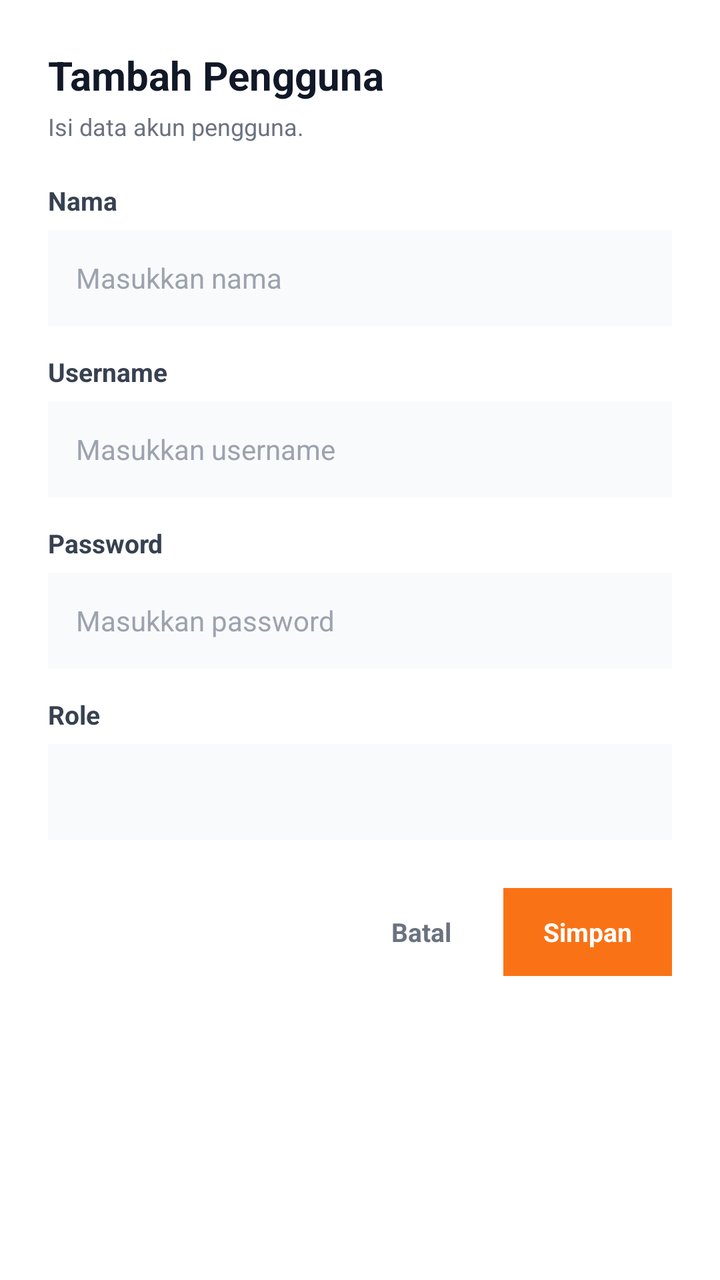
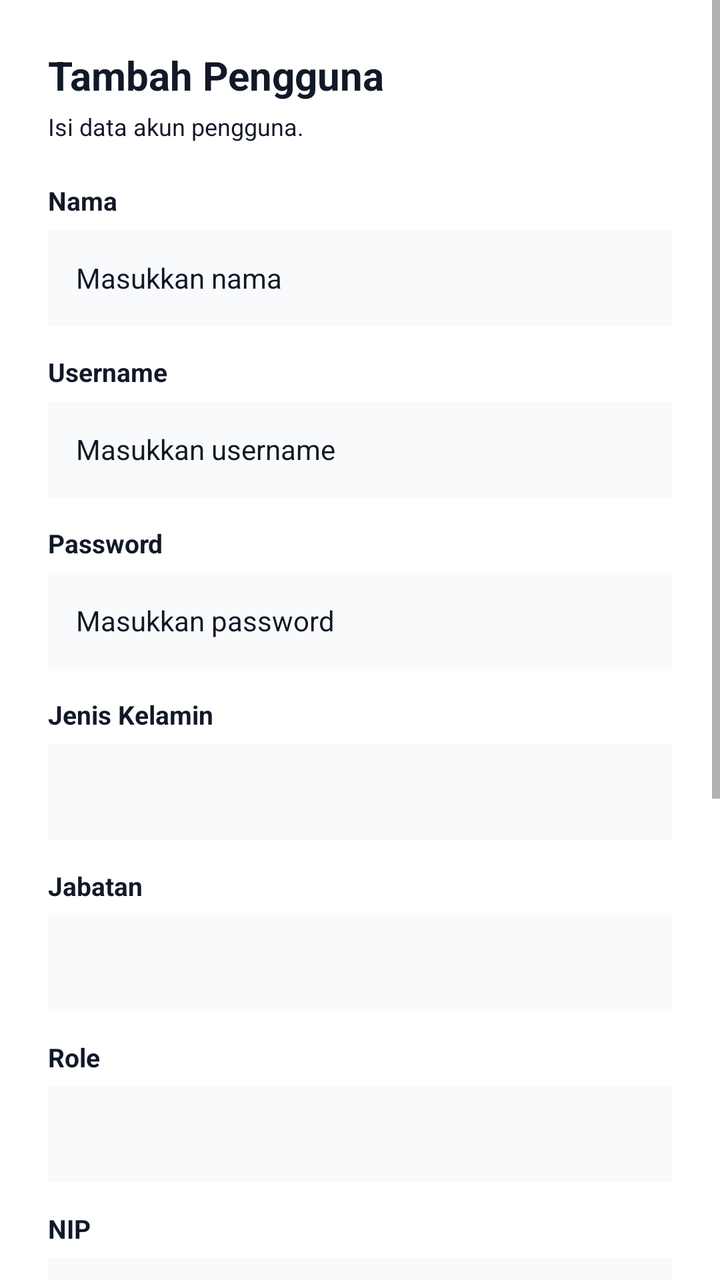

The first picture is an Android layout as it rendered before a commit; the second is the same layout after the commit. The layout source and the unified diff follow.
<!-- AndroidManifest.xml: application theme Theme.Bpskota -->
<!-- res/layout/dialog_user_form.xml -->
<?xml version="1.0" encoding="utf-8"?>
<LinearLayout xmlns:android="http://schemas.android.com/apk/res/android"
    android:layout_width="match_parent"
    android:layout_height="wrap_content"
    android:orientation="vertical"
    android:padding="24dp"
    android:background="#FFFFFF">

    
    <TextView
        android:id="@+id/tvUserFormTitle"
        android:layout_width="match_parent"
        android:layout_height="wrap_content"
        android:text="Tambah Pengguna"
        android:textColor="#111827"
        android:textSize="20sp"
        android:textStyle="bold" />

    <TextView
        android:layout_width="match_parent"
        android:layout_height="wrap_content"
        android:layout_marginTop="4dp"
        android:text="Isi data akun pengguna."
        android:textColor="#6B7280"
        android:textSize="12sp" />

    
    <TextView
        android:layout_width="match_parent"
        android:layout_height="wrap_content"
        android:layout_marginTop="20dp"
        android:text="Nama"
        android:textColor="#374151"
        android:textSize="13sp"
        android:textStyle="bold" />

    <EditText
        android:id="@+id/etUserName"
        android:layout_width="match_parent"
        android:layout_height="48dp"
        android:layout_marginTop="6dp"
        android:background="#F9FAFB"
        android:hint="Masukkan nama"
        android:inputType="textPersonName"
        android:paddingStart="14dp"
        android:paddingEnd="14dp"
        android:textColor="#111827"
        android:textColorHint="#9CA3AF"
        android:textSize="14sp" />

    
    <TextView
        android:layout_width="match_parent"
        android:layout_height="wrap_content"
        android:layout_marginTop="14dp"
        android:text="Username"
        android:textColor="#374151"
        android:textSize="13sp"
        android:textStyle="bold" />

    <EditText
        android:id="@+id/etUserUsername"
        android:layout_width="match_parent"
        android:layout_height="48dp"
        android:layout_marginTop="6dp"
        android:background="#F9FAFB"
        android:hint="Masukkan username"
        android:inputType="text"
        android:paddingStart="14dp"
        android:paddingEnd="14dp"
        android:textColor="#111827"
        android:textColorHint="#9CA3AF"
        android:textSize="14sp" />

    
    <TextView
        android:layout_width="match_parent"
        android:layout_height="wrap_content"
        android:layout_marginTop="14dp"
        android:text="Password"
        android:textColor="#374151"
        android:textSize="13sp"
        android:textStyle="bold" />

    <EditText
        android:id="@+id/etUserPassword"
        android:layout_width="match_parent"
        android:layout_height="48dp"
        android:layout_marginTop="6dp"
        android:background="#F9FAFB"
        android:hint="Masukkan password"
        android:inputType="textPassword"
        android:paddingStart="14dp"
        android:paddingEnd="14dp"
        android:textColor="#111827"
        android:textColorHint="#9CA3AF"
        android:textSize="14sp" />

    <TextView
        android:id="@+id/tvUserPasswordHint"
        android:layout_width="match_parent"
        android:layout_height="wrap_content"
        android:layout_marginTop="4dp"
        android:text="Kosongkan saat edit jika password tidak ingin diubah."
        android:textColor="#9CA3AF"
        android:textSize="11sp"
        android:visibility="gone" />

    
    <TextView
        android:layout_width="match_parent"
        android:layout_height="wrap_content"
        android:layout_marginTop="14dp"
        android:text="Role"
        android:textColor="#374151"
        android:textSize="13sp"
        android:textStyle="bold" />

    <Spinner
        android:id="@+id/spinnerUserRole"
        android:layout_width="match_parent"
        android:layout_height="48dp"
        android:layout_marginTop="6dp"
        android:background="#F9FAFB"
        android:paddingStart="10dp"
        android:paddingEnd="10dp" />

    
    <LinearLayout
        android:layout_width="match_parent"
        android:layout_height="wrap_content"
        android:layout_marginTop="24dp"
        android:gravity="end"
        android:orientation="horizontal">

        <TextView
            android:id="@+id/btnCancelUser"
            android:layout_width="wrap_content"
            android:layout_height="44dp"
            android:gravity="center"
            android:paddingStart="18dp"
            android:paddingEnd="18dp"
            android:text="Batal"
            android:textColor="#6B7280"
            android:textSize="13sp"
            android:textStyle="bold" />

        <TextView
            android:id="@+id/btnSaveUser"
            android:layout_width="wrap_content"
            android:layout_height="44dp"
            android:layout_marginStart="8dp"
            android:background="#F97316"
            android:gravity="center"
            android:paddingStart="20dp"
            android:paddingEnd="20dp"
            android:text="Simpan"
            android:textColor="#FFFFFF"
            android:textSize="13sp"
            android:textStyle="bold" />

    </LinearLayout>

</LinearLayout>
<!-- resources referenced by this layout -->
<resources>
  <style name="Theme.Bpskota" parent="Theme.MaterialComponents.DayNight.NoActionBar">
          
          <item name="colorPrimary">@color/purple_500</item>
          <item name="colorPrimaryVariant">@color/purple_700</item>
          <item name="colorOnPrimary">@color/white</item>
          
          <item name="colorSecondary">@color/teal_200</item>
          <item name="colorSecondaryVariant">@color/teal_700</item>
          <item name="colorOnSecondary">@color/black</item>
          
          <item name="android:statusBarColor">@color/white</item>
          
      </style>
  <color name="purple_500">#FF6200EE</color>
  <color name="purple_700">#FF3700B3</color>
  <color name="white">#FFFFFFFF</color>
  <color name="teal_200">#FF03DAC5</color>
  <color name="teal_700">#FF018786</color>
  <color name="black">#FF000000</color>
</resources>

<!-- the commit's change to res/layout/dialog_user_form.xml (unified diff, before → after) -->
@@ -1,164 +1,297 @@
 <?xml version="1.0" encoding="utf-8"?>
-<LinearLayout xmlns:android="http://schemas.android.com/apk/res/android"
+<ScrollView xmlns:android="http://schemas.android.com/apk/res/android"
     android:layout_width="match_parent"
     android:layout_height="wrap_content"
-    android:orientation="vertical"
-    android:padding="24dp"
-    android:background="#FFFFFF">
-
-    
-    <TextView
-        android:id="@+id/tvUserFormTitle"
-        android:layout_width="match_parent"
-        android:layout_height="wrap_content"
-        android:text="Tambah Pengguna"
-        android:textColor="#111827"
-        android:textSize="20sp"
-        android:textStyle="bold" />
-
-    <TextView
-        android:layout_width="match_parent"
-        android:layout_height="wrap_content"
-        android:layout_marginTop="4dp"
-        android:text="Isi data akun pengguna."
-        android:textColor="#6B7280"
-        android:textSize="12sp" />
-
-    
-    <TextView
-        android:layout_width="match_parent"
-        android:layout_height="wrap_content"
-        android:layout_marginTop="20dp"
-        android:text="Nama"
-        android:textColor="#374151"
-        android:textSize="13sp"
-        android:textStyle="bold" />
-
-    <EditText
-        android:id="@+id/etUserName"
-        android:layout_width="match_parent"
-        android:layout_height="48dp"
-        android:layout_marginTop="6dp"
-        android:background="#F9FAFB"
-        android:hint="Masukkan nama"
-        android:inputType="textPersonName"
-        android:paddingStart="14dp"
-        android:paddingEnd="14dp"
-        android:textColor="#111827"
-        android:textColorHint="#9CA3AF"
-        android:textSize="14sp" />
-
-    
-    <TextView
-        android:layout_width="match_parent"
-        android:layout_height="wrap_content"
-        android:layout_marginTop="14dp"
-        android:text="Username"
-        android:textColor="#374151"
-        android:textSize="13sp"
-        android:textStyle="bold" />
-
-    <EditText
-        android:id="@+id/etUserUsername"
-        android:layout_width="match_parent"
-        android:layout_height="48dp"
-        android:layout_marginTop="6dp"
-        android:background="#F9FAFB"
-        android:hint="Masukkan username"
-        android:inputType="text"
-        android:paddingStart="14dp"
-        android:paddingEnd="14dp"
-        android:textColor="#111827"
-        android:textColorHint="#9CA3AF"
-        android:textSize="14sp" />
-
-    
-    <TextView
-        android:layout_width="match_parent"
-        android:layout_height="wrap_content"
-        android:layout_marginTop="14dp"
-        android:text="Password"
-        android:textColor="#374151"
-        android:textSize="13sp"
-        android:textStyle="bold" />
-
-    <EditText
-        android:id="@+id/etUserPassword"
-        android:layout_width="match_parent"
-        android:layout_height="48dp"
-        android:layout_marginTop="6dp"
-        android:background="#F9FAFB"
-        android:hint="Masukkan password"
-        android:inputType="textPassword"
-        android:paddingStart="14dp"
-        android:paddingEnd="14dp"
-        android:textColor="#111827"
-        android:textColorHint="#9CA3AF"
-        android:textSize="14sp" />
-
-    <TextView
-        android:id="@+id/tvUserPasswordHint"
-        android:layout_width="match_parent"
-        android:layout_height="wrap_content"
-        android:layout_marginTop="4dp"
-        android:text="Kosongkan saat edit jika password tidak ingin diubah."
-        android:textColor="#9CA3AF"
-        android:textSize="11sp"
-        android:visibility="gone" />
-
-    
-    <TextView
-        android:layout_width="match_parent"
-        android:layout_height="wrap_content"
-        android:layout_marginTop="14dp"
-        android:text="Role"
-        android:textColor="#374151"
-        android:textSize="13sp"
-        android:textStyle="bold" />
-
-    <Spinner
-        android:id="@+id/spinnerUserRole"
-        android:layout_width="match_parent"
-        android:layout_height="48dp"
-        android:layout_marginTop="6dp"
-        android:background="#F9FAFB"
-        android:paddingStart="10dp"
-        android:paddingEnd="10dp" />
-
-    
+    android:fillViewport="true"
+    android:background="#FFFFFF"
+    android:scrollbars="vertical">
+
     <LinearLayout
         android:layout_width="match_parent"
         android:layout_height="wrap_content"
-        android:layout_marginTop="24dp"
-        android:gravity="end"
-        android:orientation="horizontal">
-
-        <TextView
-            android:id="@+id/btnCancelUser"
-            android:layout_width="wrap_content"
-            android:layout_height="44dp"
-            android:gravity="center"
-            android:paddingStart="18dp"
-            android:paddingEnd="18dp"
-            android:text="Batal"
-            android:textColor="#6B7280"
-            android:textSize="13sp"
-            android:textStyle="bold" />
-
-        <TextView
-            android:id="@+id/btnSaveUser"
-            android:layout_width="wrap_content"
-            android:layout_height="44dp"
-            android:layout_marginStart="8dp"
-            android:background="#F97316"
-            android:gravity="center"
-            android:paddingStart="20dp"
-            android:paddingEnd="20dp"
-            android:text="Simpan"
-            android:textColor="#FFFFFF"
-            android:textSize="13sp"
-            android:textStyle="bold" />
+        android:orientation="vertical"
+        android:padding="24dp"
+        android:background="#FFFFFF">
+
+        
+        <TextView
+            android:id="@+id/tvUserFormTitle"
+            android:layout_width="match_parent"
+            android:layout_height="wrap_content"
+            android:text="Tambah Pengguna"
+            android:textColor="#111827"
+            android:textSize="20sp"
+            android:textStyle="bold" />
+
+        <TextView
+            android:layout_width="match_parent"
+            android:layout_height="wrap_content"
+            android:layout_marginTop="4dp"
+            android:text="Isi data akun pengguna."
+            android:textColor="#111827"
+            android:textSize="12sp" />
+
+        
+        <TextView
+            android:layout_width="match_parent"
+            android:layout_height="wrap_content"
+            android:layout_marginTop="20dp"
+            android:text="Nama"
+            android:textColor="#111827"
+            android:textSize="13sp"
+            android:textStyle="bold" />
+
+        <EditText
+            android:id="@+id/etUserName"
+            android:layout_width="match_parent"
+            android:layout_height="48dp"
+            android:layout_marginTop="6dp"
+            android:background="#F9FAFB"
+            android:hint="Masukkan nama"
+            android:inputType="textPersonName"
+            android:paddingStart="14dp"
+            android:paddingEnd="14dp"
+            android:textColor="#111827"
+            android:textColorHint="#111827"
+            android:textSize="14sp" />
+
+        
+        <TextView
+            android:layout_width="match_parent"
+            android:layout_height="wrap_content"
+            android:layout_marginTop="14dp"
+            android:text="Username"
+            android:textColor="#111827"
+            android:textSize="13sp"
+            android:textStyle="bold" />
+
+        <EditText
+            android:id="@+id/etUserUsername"
+            android:layout_width="match_parent"
+            android:layout_height="48dp"
+            android:layout_marginTop="6dp"
+            android:background="#F9FAFB"
+            android:hint="Masukkan username"
+            android:inputType="text"
+            android:paddingStart="14dp"
+            android:paddingEnd="14dp"
+            android:textColor="#111827"
+            android:textColorHint="#111827"
+            android:textSize="14sp" />
+
+        
+        <TextView
+            android:layout_width="match_parent"
+            android:layout_height="wrap_content"
+            android:layout_marginTop="14dp"
+            android:text="Password"
+            android:textColor="#111827"
+            android:textSize="13sp"
+            android:textStyle="bold" />
+
+        <EditText
+            android:id="@+id/etUserPassword"
+            android:layout_width="match_parent"
+            android:layout_height="48dp"
+            android:layout_marginTop="6dp"
+            android:background="#F9FAFB"
+            android:hint="Masukkan password"
+            android:inputType="textPassword"
+            android:paddingStart="14dp"
+            android:paddingEnd="14dp"
+            android:textColor="#111827"
+            android:textColorHint="#111827"
+            android:textSize="14sp" />
+
+        <TextView
+            android:id="@+id/tvUserPasswordHint"
+            android:layout_width="match_parent"
+            android:layout_height="wrap_content"
+            android:layout_marginTop="4dp"
+            android:text="Kosongkan saat edit jika password tidak ingin diubah."
+            android:textColor="#111827"
+            android:textSize="11sp"
+            android:visibility="gone" />
+
+        
+        <TextView
+            android:layout_width="match_parent"
+            android:layout_height="wrap_content"
+            android:layout_marginTop="14dp"
+            android:text="Jenis Kelamin"
+            android:textColor="#111827"
+            android:textSize="13sp"
+            android:textStyle="bold" />
+
+        <Spinner
+            android:id="@+id/spinnerUserJenisKelamin"
+            android:layout_width="match_parent"
+            android:layout_height="48dp"
+            android:layout_marginTop="6dp"
+            android:background="#F9FAFB"
+            android:paddingStart="10dp"
+            android:paddingEnd="10dp" />
+
+        
+        <TextView
+            android:layout_width="match_parent"
+            android:layout_height="wrap_content"
+            android:layout_marginTop="14dp"
+            android:text="Jabatan"
+            android:textColor="#111827"
+            android:textSize="13sp"
+            android:textStyle="bold" />
+
+        <Spinner
+            android:id="@+id/spinnerUserJabatan"
+            android:layout_width="match_parent"
+            android:layout_height="48dp"
+            android:layout_marginTop="6dp"
+            android:background="#F9FAFB"
+            android:paddingStart="10dp"
+            android:paddingEnd="10dp" />
+
+        
+        <TextView
+            android:layout_width="match_parent"
+            android:layout_height="wrap_content"
+            android:layout_marginTop="14dp"
+            android:text="Role"
+            android:textColor="#111827"
+            android:textSize="13sp"
+            android:textStyle="bold" />
+
+        <Spinner
+            android:id="@+id/spinnerUserRole"
+            android:layout_width="match_parent"
+            android:layout_height="48dp"
+            android:layout_marginTop="6dp"
+            android:background="#F9FAFB"
+            android:paddingStart="10dp"
+            android:paddingEnd="10dp" />
+
+        
+        <TextView
+            android:layout_width="match_parent"
+            android:layout_height="wrap_content"
+            android:layout_marginTop="14dp"
+            android:text="NIP"
+            android:textColor="#111827"
+            android:textSize="13sp"
+            android:textStyle="bold" />
+
+        <EditText
+            android:id="@+id/etUserNip"
+            android:layout_width="match_parent"
+            android:layout_height="48dp"
+            android:layout_marginTop="6dp"
+            android:background="#F9FAFB"
+            android:hint="Masukkan NIP"
+            android:inputType="text"
+            android:paddingStart="14dp"
+            android:paddingEnd="14dp"
+            android:textColor="#111827"
+            android:textColorHint="#111827"
+            android:textSize="14sp" />
+
+        
+        <TextView
+            android:layout_width="match_parent"
+            android:layout_height="wrap_content"
+            android:layout_marginTop="14dp"
+            android:text="Nomor HP"
+            android:textColor="#111827"
+            android:textSize="13sp"
+            android:textStyle="bold" />
+
+        <EditText
+            android:id="@+id/etUserNoHp"
+            android:layout_width="match_parent"
+            android:layout_height="48dp"
+            android:layout_marginTop="6dp"
+            android:background="#F9FAFB"
+            android:hint="Masukkan nomor HP"
+            android:inputType="phone"
+            android:paddingStart="14dp"
+            android:paddingEnd="14dp"
+            android:textColor="#111827"
+            android:textColorHint="#111827"
+            android:textSize="14sp" />
+
+        
+        <TextView
+            android:layout_width="match_parent"
+            android:layout_height="wrap_content"
+            android:layout_marginTop="14dp"
+            android:text="Golongan"
+            android:textColor="#111827"
+            android:textSize="13sp"
+            android:textStyle="bold" />
+
+        <Spinner
+            android:id="@+id/spinnerUserGolongan"
+            android:layout_width="match_parent"
+            android:layout_height="48dp"
+            android:layout_marginTop="6dp"
+            android:background="#F9FAFB"
+            android:paddingStart="10dp"
+            android:paddingEnd="10dp" />
+
+        
+        <TextView
+            android:layout_width="match_parent"
+            android:layout_height="wrap_content"
+            android:layout_marginTop="14dp"
+            android:text="Status"
+            android:textColor="#111827"
+            android:textSize="13sp"
+            android:textStyle="bold" />
+
+        <Spinner
+            android:id="@+id/spinnerUserStatus"
+            android:layout_width="match_parent"
+            android:layout_height="48dp"
+            android:layout_marginTop="6dp"
+            android:background="#F9FAFB"
+            android:paddingStart="10dp"
+            android:paddingEnd="10dp" />
+
+        
+        <LinearLayout
+            android:layout_width="match_parent"
+            android:layout_height="wrap_content"
+            android:layout_marginTop="24dp"
+            android:gravity="end"
+            android:orientation="horizontal">
+
+            <TextView
+                android:id="@+id/btnCancelUser"
+                android:layout_width="wrap_content"
+                android:layout_height="44dp"
+                android:gravity="center"
+                android:paddingStart="18dp"
+                android:paddingEnd="18dp"
+                android:text="Batal"
+                android:textColor="#111827"
+                android:textSize="13sp"
+                android:textStyle="bold" />
+
+            <TextView
+                android:id="@+id/btnSaveUser"
+                android:layout_width="wrap_content"
+                android:layout_height="44dp"
+                android:layout_marginStart="8dp"
+                android:background="#F97316"
+                android:gravity="center"
+                android:paddingStart="20dp"
+                android:paddingEnd="20dp"
+                android:text="Simpan"
+                android:textColor="#FFFFFF"
+                android:textSize="13sp"
+                android:textStyle="bold" />
+
+        </LinearLayout>
 
     </LinearLayout>
 
-</LinearLayout>
+</ScrollView>
